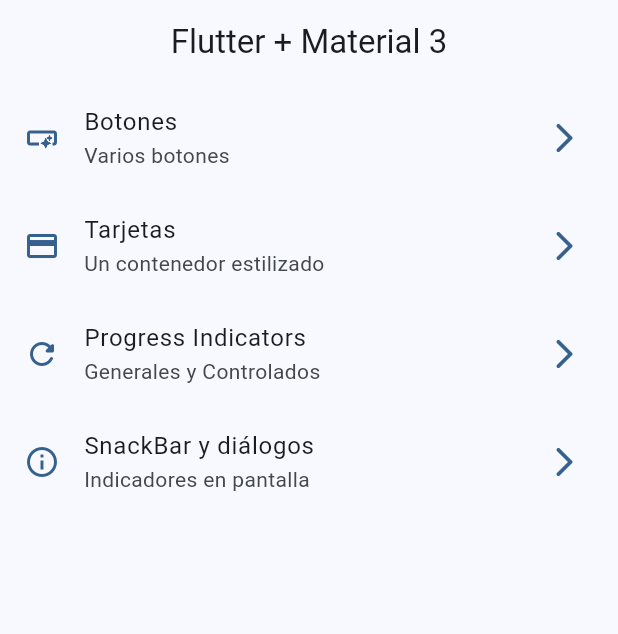
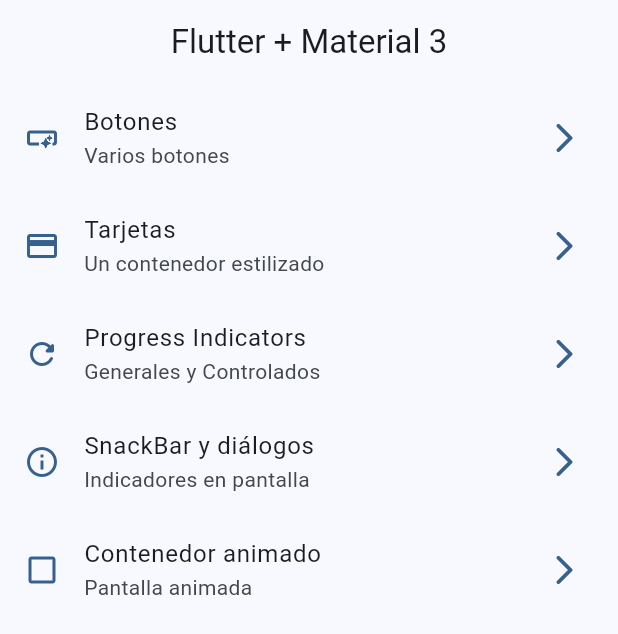
Before and after one commit to FLeiras/widgets_app, a Flutter app: the screen it shows after launch, on a phone screen of 412 x 824 dp. Shown: the top 634 px of the screen. Run offline on Flutter 3.47's test engine with Material 2 defaults, Android fonts, the phone set to English and light mode, and no system bars; our stand-ins replace go_router.

Commit message:
contenedor animado terminado

```diff
--- a/lib/config/menu/menu_items.dart
+++ b/lib/config/menu/menu_items.dart
@@ -34,4 +34,9 @@ const appMenuItems = <MenuItem>[
       subTitle: 'Indicadores en pantalla',
       link: '/snackbar',
       icon: Icons.info_outline),
+  MenuItem(
+      title: 'Contenedor animado',
+      subTitle: 'Pantalla animada',
+      link: '/animated',
+      icon: Icons.check_box_outline_blank_outlined),
 ];
--- a/lib/config/router/app_router.dart
+++ b/lib/config/router/app_router.dart
@@ -24,5 +24,9 @@ final appRouter = GoRouter(
       path: '/snackbar',
       builder: (context, state) => const SnackbarScreen(),
     ),
+    GoRoute(
+      path: '/animated',
+      builder: (context, state) => const AnimatedScreen(),
+    )
   ],
 );
```
Also changed, not shown: lib/presentation/screens/animated/animated_screen.dart (+42 -3 lines).
